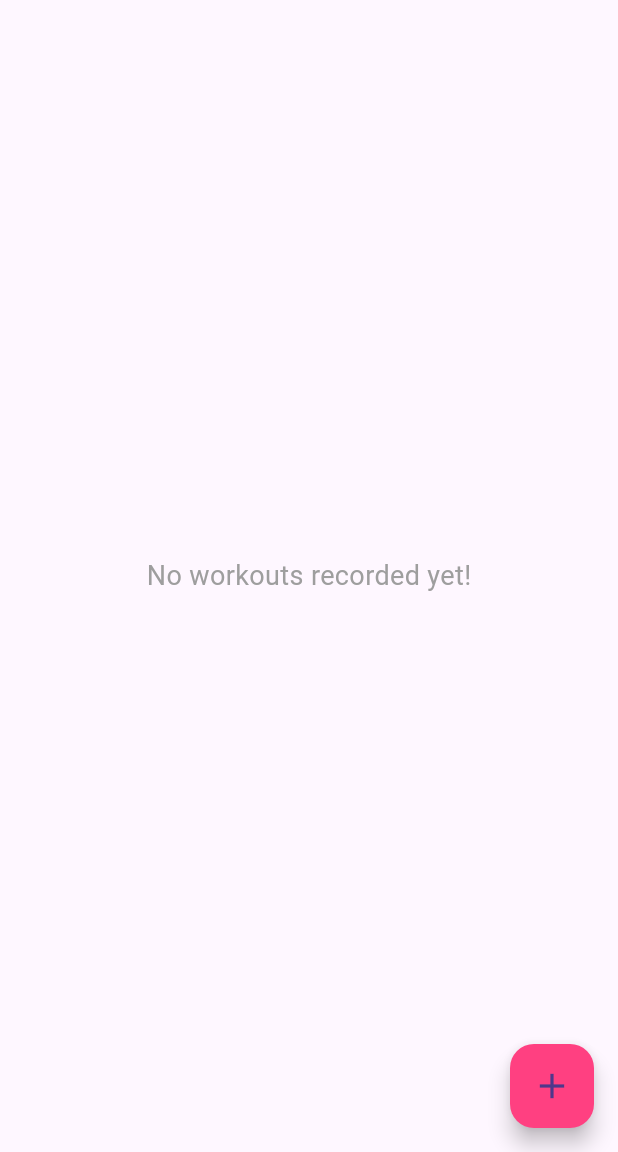
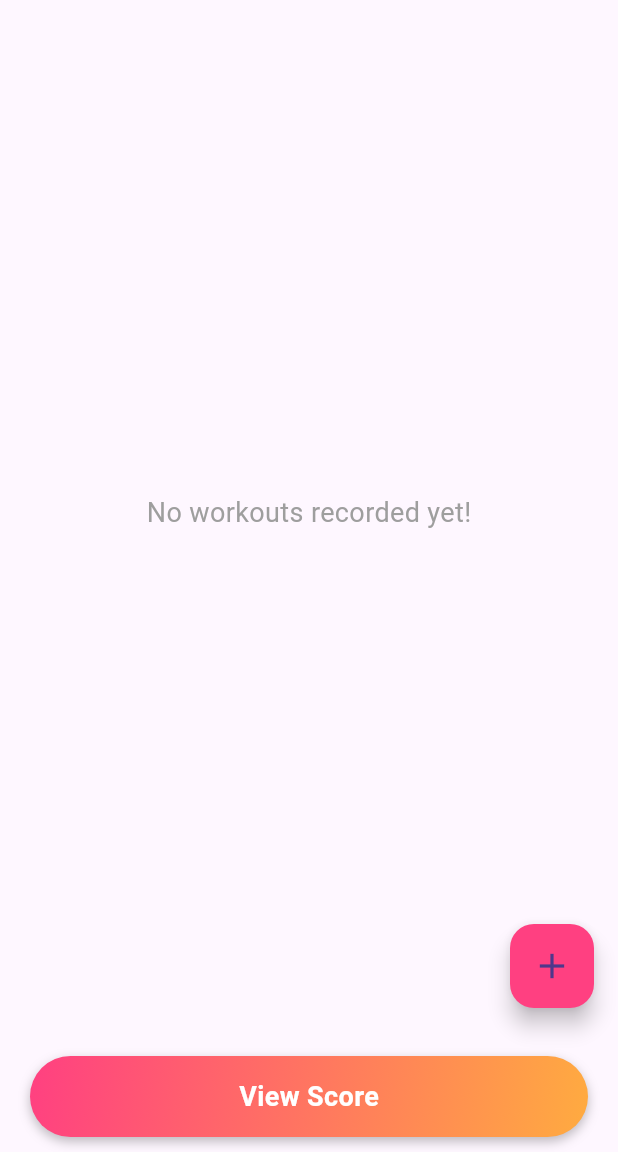
Before and after one commit to Karthikeya02/move, a Flutter app: the screen it shows after launch, on a phone screen of 412 x 824 dp, the part 84-1236 px from its top. Run offline on Flutter 3.47's test engine with Material 3 defaults, Android fonts, the phone set to English and light mode, and no system bars; our stand-ins replace floor, percent_indicator, sqflite; accounts and stored records are empty; generated files the repository leaves out were written again.

Commit message:
Much Better

```diff
--- a/lib/workout_details/workout_history_page.dart
+++ b/lib/workout_details/workout_history_page.dart
@@ -3,6 +3,7 @@ import 'package:intl/intl.dart'; // For Date Formatting
 import '../database/database.dart';
 import '../models/workout_model.dart';
 import '../workout_details/workout_details.dart';
+import '../score_widget.dart'; // Import Score Widget
 
 class WorkoutHistoryPage extends StatefulWidget {
   @override
@@ -37,7 +38,10 @@ class _WorkoutHistoryPageState extends State<WorkoutHistoryPage> {
         title: Text("Workout History"),
         backgroundColor: Colors.pinkAccent,
       ),
-      body: RefreshIndicator(
+      body: Column(
+        children: [
+          Expanded(
+            child: RefreshIndicator(
               onRefresh: _refreshWorkouts,
               child: FutureBuilder<List<Workout>>(
                 future: _workouts,
@@ -58,6 +62,7 @@ class _WorkoutHistoryPageState extends State<WorkoutHistoryPage> {
 
                   return ListView.builder(
                     itemCount: workouts.length,
+                    padding: EdgeInsets.only(bottom: 80), // Prevent FAB overlap
                     itemBuilder: (context, index) {
                       final workout = workouts[index];
 
@@ -102,7 +107,14 @@ class _WorkoutHistoryPageState extends State<WorkoutHistoryPage> {
                 },
               ),
             ),
-      floatingActionButton: FloatingActionButton(
+          ),
+          SizedBox(height: 10), // Space between list and button
+          _buildGradientButton(context), // View Score button
+        ],
+      ),
+      floatingActionButton: Padding(
+        padding: EdgeInsets.only(bottom: 80), // Moves FAB higher
+        child: FloatingActionButton(
           backgroundColor: Colors.pinkAccent,
           onPressed: () {
             Navigator.pushNamed(context, '/add_workout').then((_) {
@@ -110,6 +122,60 @@ class _WorkoutHistoryPageState extends State<WorkoutHistoryPage> {
             });
           },
           child: Icon(Icons.add, size: 28),
+        ),
+      ),
+    );
+  }
+
+  /// Creates a Gradient Button for "View Score"
+  Widget _buildGradientButton(BuildContext context) {
+    return Padding(
+      padding: const EdgeInsets.symmetric(horizontal: 20.0, vertical: 10.0),
+      child: InkWell(
+        onTap: () => _showScore(context),
+        borderRadius: BorderRadius.circular(30),
+        child: Container(
+          width: double.infinity,
+          padding: EdgeInsets.symmetric(vertical: 14),
+          decoration: BoxDecoration(
+            gradient: LinearGradient(
+              colors: [Colors.pinkAccent, Colors.orangeAccent],
+              begin: Alignment.topLeft,
+              end: Alignment.bottomRight,
+            ),
+            borderRadius: BorderRadius.circular(30),
+            boxShadow: [
+              BoxShadow(
+                color: Colors.black26,
+                blurRadius: 6,
+                offset: Offset(0, 3),
+              ),
+            ],
+          ),
+          alignment: Alignment.center,
+          child: Text(
+            'View Score',
+            style: TextStyle(
+              fontSize: 18,
+              fontWeight: FontWeight.bold,
+              color: Colors.white,
+            ),
+          ),
+        ),
+      ),
+    );
+  }
+
+  /// Show Score Modal
+  void _showScore(BuildContext context) {
+    showModalBottomSheet(
+      context: context,
+      shape: RoundedRectangleBorder(
+        borderRadius: BorderRadius.vertical(top: Radius.circular(15)),
+      ),
+      builder: (context) => Padding(
+        padding: EdgeInsets.all(10),
+        child: ScoreWidget(),
       ),
     );
   }
```
Also changed, not shown: lib/score_widget.dart (+14 -7 lines). Lines whose indentation alone changed are shown as unchanged.
